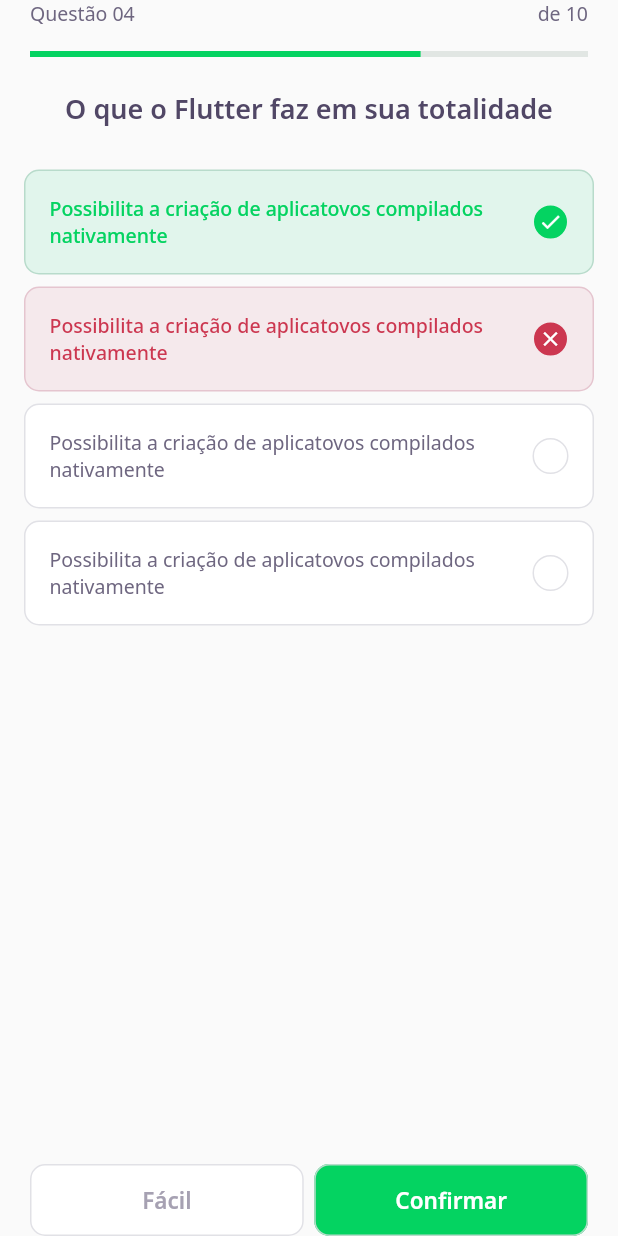
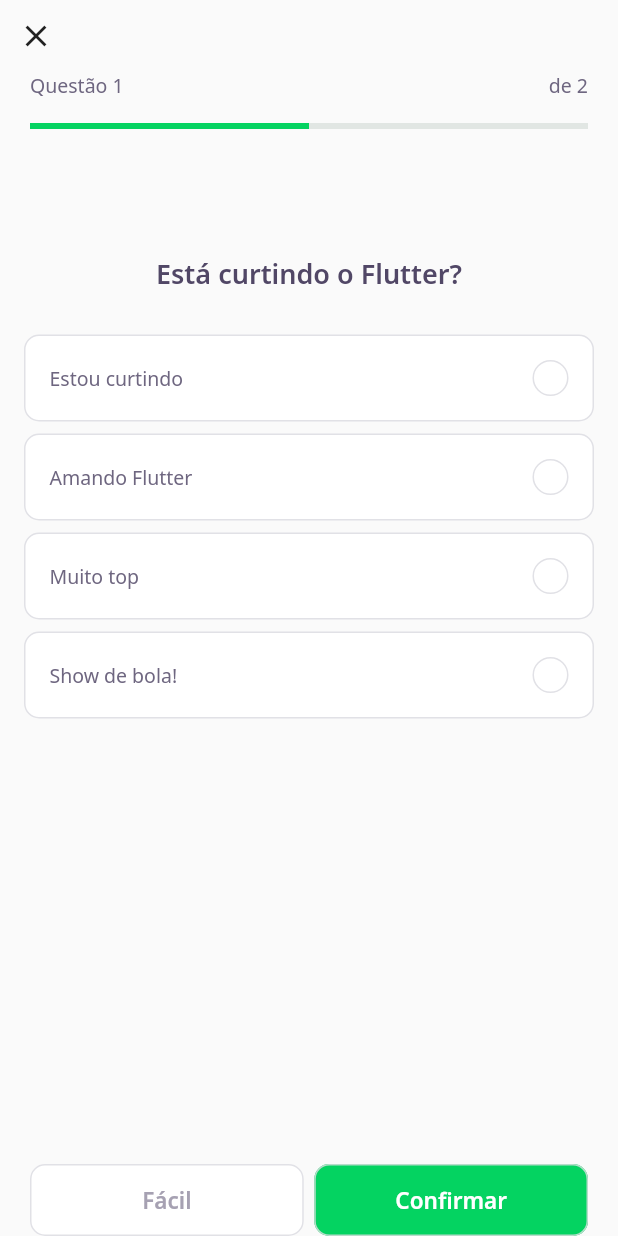
Before and after one commit to rudatorquato/DevQuiz, a Flutter app: the screen it shows after launch, after a tap on "NLW 5 Flutter", on a phone screen of 412 x 824 dp. Run offline on Flutter 3.47's test engine with Material 2 defaults, Android fonts, the phone set to English and light mode, and no system bars; our stand-ins replace google_fonts; accounts and stored records are empty; network calls fail.

Commit message:
challenge page and controller

```diff
--- /dev/null
+++ b/lib/challenge/challenge_controller.dart
@@ -0,0 +1,10 @@
+//current page
+
+//import 'package:flutter/cupertino.dart';
+import 'package:flutter/foundation.dart';
+
+class ChallengeControler {
+  final currentPageNotifier = ValueNotifier<int>(1);
+  int get currentPage => currentPageNotifier.value;
+  set currentPage(int value) => currentPageNotifier.value = value;
+}
--- a/lib/challenge/challenge_page.dart
+++ b/lib/challenge/challenge_page.dart
@@ -1,29 +1,64 @@
+import 'package:DevQuiz/challenge/challenge_controller.dart';
 import 'package:DevQuiz/challenge/widgets/next_button/next_button_widget.dart';
 import 'package:DevQuiz/challenge/widgets/question_indicator/question_indicator_widget.dart';
 import 'package:DevQuiz/challenge/widgets/quiz/quiz_widget.dart';
+import 'package:DevQuiz/shared/models/question_model.dart';
 import 'package:flutter/cupertino.dart';
 import 'package:flutter/material.dart';
 
 class ChallengePage extends StatefulWidget {
-  const ChallengePage({Key? key}) : super(key: key);
+  final List<QuestionModel> questions;
+  const ChallengePage({Key? key, required this.questions}) : super(key: key);
 
   @override
   _ChallengePageState createState() => _ChallengePageState();
 }
 
 class _ChallengePageState extends State<ChallengePage> {
+  final controller = ChallengeControler();
+  final pageController = PageController();
+  @override
+  void initState() {
+    controller.currentPageNotifier.addListener(() {
+      setState(() {});
+    });
+    pageController.addListener(() {
+      controller.currentPage = pageController.page!.toInt() + 1;
+    });
+    super.initState();
+  }
+
   @override
   Widget build(BuildContext context) {
     return Scaffold(
       appBar: PreferredSize(
-        preferredSize: Size.fromHeight(60),
+        preferredSize: Size.fromHeight(106),
         child: SafeArea(
           top: true,
-          child: QuestionIndicatorWidget(),
+          child: Column(
+            crossAxisAlignment: CrossAxisAlignment.start,
+            children: [
+              //BackButton(),
+              IconButton(
+                  icon: Icon(Icons.close),
+                  onPressed: () {
+                    Navigator.pop(context);
+                  }),
+              QuestionIndicatorWidget(
+                currentPage: controller.currentPage,
+                length: widget.questions.length,
+              ),
+            ],
+          ),
         ),
       ),
-      body: QuizWidget(
-        title: "O que o Flutter faz em sua totalidade",
+      body: PageView(
+        controller: pageController,
+        children: widget.questions
+            .map(
+              (e) => QuizWidget(question: e),
+            )
+            .toList(),
       ),
       bottomNavigationBar: SafeArea(
         bottom: true,
--- a/lib/challenge/widgets/question_indicator/question_indicator_widget.dart
+++ b/lib/challenge/widgets/question_indicator/question_indicator_widget.dart
@@ -1,9 +1,16 @@
+import 'package:flutter/material.dart';
+
 import 'package:DevQuiz/core/app_text_styles.dart';
 import 'package:DevQuiz/shared/widgets/progress_indicator/progress_indicator_widget.dart';
-import 'package:flutter/material.dart';
 
 class QuestionIndicatorWidget extends StatelessWidget {
-  const QuestionIndicatorWidget({Key? key}) : super(key: key);
+  final int currentPage;
+  final int length;
+  const QuestionIndicatorWidget({
+    Key? key,
+    required this.currentPage,
+    required this.length,
+  }) : super(key: key);
 
   @override
   Widget build(BuildContext context) {
@@ -15,11 +22,11 @@ class QuestionIndicatorWidget extends StatelessWidget {
             mainAxisAlignment: MainAxisAlignment.spaceBetween,
             children: [
               Text(
-                "Questão 04",
+                "Questão $currentPage",
                 style: AppTextStyles.body,
               ),
               Text(
-                "de 10",
+                "de $length",
                 style: AppTextStyles.body,
               ),
             ],
@@ -27,7 +34,7 @@ class QuestionIndicatorWidget extends StatelessWidget {
           SizedBox(
             height: 16,
           ),
-          ProgressIndicatorWidget(value: 0.7)
+          ProgressIndicatorWidget(value: currentPage / length),
         ],
       ),
     );
--- a/lib/challenge/widgets/quiz/quiz_widget.dart
+++ b/lib/challenge/widgets/quiz/quiz_widget.dart
@@ -1,43 +1,35 @@
 import 'package:DevQuiz/challenge/widgets/awnser/awnser_widget.dart';
 import 'package:DevQuiz/core/core.dart';
+import 'package:DevQuiz/shared/models/question_model.dart';
 import 'package:flutter/material.dart';
 
 class QuizWidget extends StatelessWidget {
-  final String title;
-  const QuizWidget({Key? key, required this.title}) : super(key: key);
+  final QuestionModel question;
+  const QuizWidget({Key? key, required this.question}) : super(key: key);
 
   @override
   Widget build(BuildContext context) {
     return Container(
       child: Column(
         children: [
+          SizedBox(
+            height: 64,
+          ),
           Text(
-            title,
+            question.title,
             style: AppTextStyles.heading,
           ),
           SizedBox(
             height: 24,
           ),
-          AwnserWidget(
-            isRight: true,
-            isSelected: true,
-            title:
-                "Possibilita a criação de aplicatovos compilados nativamente",
-          ),
-          AwnserWidget(
-            isRight: false,
-            isSelected: true,
-            title:
-                "Possibilita a criação de aplicatovos compilados nativamente",
-          ),
-          AwnserWidget(
-            title:
-                "Possibilita a criação de aplicatovos compilados nativamente",
-          ),
-          AwnserWidget(
-            title:
-                "Possibilita a criação de aplicatovos compilados nativamente",
-          ),
+          ...question.awnsers
+              .map(
+                (e) => AwnserWidget(
+                  isRight: e.isRight,
+                  title: e.title,
+                ),
+              )
+              .toList(),
         ],
       ),
     );
--- a/lib/home/home_page.dart
+++ b/lib/home/home_page.dart
@@ -79,7 +79,9 @@ class _HomePageState extends State<HomePage> {
                                 Navigator.push(
                                     context,
                                     MaterialPageRoute(
-                                        builder: (context) => ChallengePage()));
+                                        builder: (context) => ChallengePage(
+                                              questions: e.questions,
+                                            )));
                               },
                             ))
                         .toList(),
```
Also changed, not shown: 4 other files.
